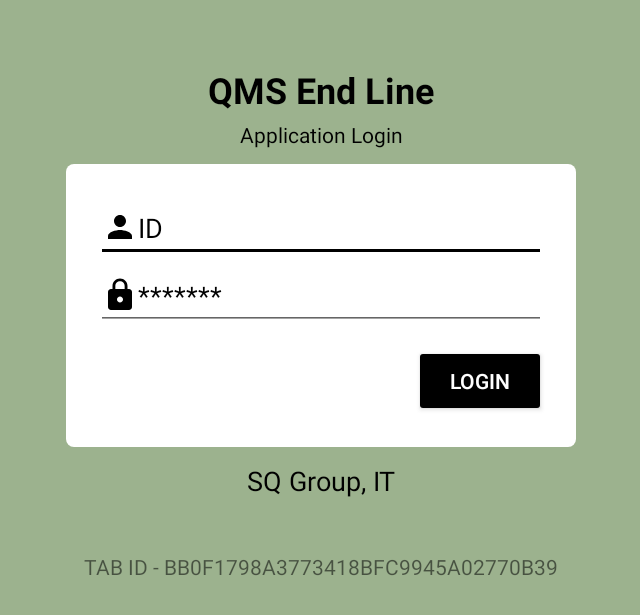
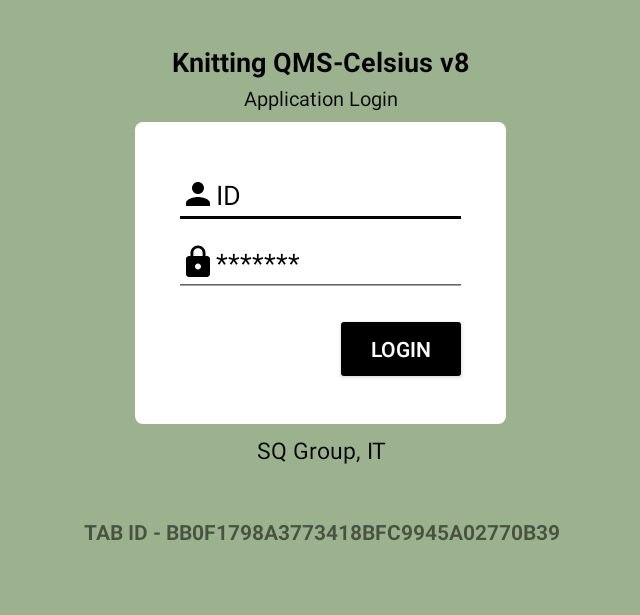
Before and after one commit to sarkerrabi/QMS-Kniting-Full-Version, an Android app: the screen it shows after launch (LoginActivity), on a phone screen of 824 x 412 dp (held sideways). Shown: the top 615 px of the screen, without its empty margins (297-937 px from the left). Run offline under Robolectric (Android 15) with nearby library versions, the phone set to English and light mode, and no system bars; our stand-ins replace ButterKnife, sdp/ssp sizes; libraries missing offline, so code that uses them is left out: com.amitshekhar, com.karumi.dexter, com.novoda.merlin; pictures from the network do not load; 7 statements that could not run were skipped.

```diff
--- a/QMSKnitingApplication/app/src/main/java/com/sqgc/qmsendlineapplication/LoginActivity.java
+++ b/QMSKnitingApplication/app/src/main/java/com/sqgc/qmsendlineapplication/LoginActivity.java
@@ -118,7 +118,7 @@ public class LoginActivity extends AppCompatActivity implements LoginView, Conne
         }
 
         if (uuidsHared.getUserData() != null) {
-            ivSync.setVisibility(View.VISIBLE);
+            ivSync.setVisibility(View.GONE);
         } else {
             ivSync.setVisibility(View.GONE);
         }
@@ -142,14 +142,14 @@ public class LoginActivity extends AppCompatActivity implements LoginView, Conne
 
                     @Override
                     public void onPermissionDenied(PermissionDeniedResponse response) {/* ... */
-                        Log.d("TAGFLOOR", "onPermissionDenied: ");
+                        //Log.d("TAGFLOOR", "onPermissionDenied: ");
                         checkPermission();
 
                     }
 
                     @Override
                     public void onPermissionRationaleShouldBeShown(PermissionRequest permission, PermissionToken token) {
-                        Log.d("TAGFLOOR", "onPermissionRationaleShouldBeShown: ");
+                        //Log.d("TAGFLOOR", "onPermissionRationaleShouldBeShown: ");
 
 
                     }
--- a/QMSKnitingApplication/app/src/main/res/layout/activity_login.xml
+++ b/QMSKnitingApplication/app/src/main/res/layout/activity_login.xml
@@ -19,28 +19,31 @@
         android:layout_height="match_parent"
         android:gravity="center_horizontal"
         android:orientation="vertical"
-        android:paddingTop="35dp">
+        android:paddingTop="@dimen/_14sdp"
+        app:layout_constraintBottom_toBottomOf="parent"
+        app:layout_constraintEnd_toEndOf="parent"
+        app:layout_constraintStart_toStartOf="parent"
+        app:layout_constraintTop_toTopOf="parent">
 
         <TextView
             android:layout_width="match_parent"
             android:layout_height="wrap_content"
             android:gravity="center"
-            android:paddingTop="8dp"
-            android:paddingBottom="2dp"
+            android:paddingTop="@dimen/_8sdp"
             android:text="@string/login_head_line"
             android:textColor="@color/color_black"
-            android:textSize="24sp"
+            android:textSize="@dimen/_14ssp"
             android:textStyle="bold" />
 
         <TextView
             android:layout_width="match_parent"
             android:layout_height="wrap_content"
             android:gravity="center"
-            android:paddingTop="2dp"
-            android:paddingBottom="10dp"
+            android:paddingTop="@dimen/_2sdp"
+            android:paddingBottom="@dimen/_5sdp"
             android:text="@string/application_login_subhead"
             android:textColor="@color/color_black"
-            android:textSize="14sp" />
+            android:textSize="@dimen/_10ssp" />
 
         <LinearLayout
             android:layout_width="wrap_content"
@@ -48,11 +51,11 @@
             android:background="@drawable/login_back"
             android:gravity="center_horizontal"
             android:orientation="vertical"
-            android:padding="20dp">
+            android:padding="@dimen/_20sdp">
 
             <EditText
                 android:id="@+id/et_id"
-                android:layout_width="300dp"
+                android:layout_width="@dimen/_150sdp"
                 android:layout_height="wrap_content"
                 android:drawableLeft="@drawable/ic_person_black"
                 android:ems="10"
@@ -62,11 +65,11 @@
 
             <EditText
                 android:id="@+id/et_pass"
-                android:layout_width="300dp"
+                android:layout_width="@dimen/_150sdp"
                 android:layout_height="wrap_content"
                 android:drawableLeft="@drawable/ic_lock_black_24dp"
                 android:ems="10"
-                android:hint="@string/password_hint"
+                android:hint="*******"
                 android:inputType="textPassword"
                 android:textColorHint="@android:color/black" />
 
@@ -80,9 +83,9 @@
                     android:id="@+id/bt_login"
                     android:layout_width="wrap_content"
                     android:layout_height="wrap_content"
-                    android:layout_marginTop="10dp"
+                    android:layout_marginTop="@dimen/_8sdp"
                     android:backgroundTint="@color/color_black"
-                    android:text="@string/login"
+                    android:text="LOGIN"
                     android:textColor="@android:color/white" />
             </LinearLayout>
 
@@ -92,16 +95,17 @@
             android:layout_width="match_parent"
             android:layout_height="wrap_content"
             android:gravity="center"
-            android:padding="10dp"
+            android:padding="@dimen/_5sdp"
             android:text="@string/company_title"
             android:textColor="@color/color_black"
-            android:textSize="18sp" />
+            android:textSize="@dimen/_12ssp" />
 
         <LinearLayout
             android:layout_width="match_parent"
             android:layout_height="wrap_content"
             android:gravity="center"
-            android:orientation="vertical">
+            android:orientation="vertical"
+            android:visibility="gone">
 
             <ImageView
                 android:id="@+id/iv_sync"
@@ -109,6 +113,7 @@
                 android:layout_height="wrap_content"
                 android:padding="10dp"
                 android:tint="@color/colorAccent"
+                android:visibility="gone"
                 app:srcCompat="@android:drawable/ic_popup_sync" />
         </LinearLayout>
 
@@ -119,10 +124,11 @@
             android:gravity="center" />
 
         <TextView
+            android:layout_marginTop="@dimen/_6sdp"
             android:id="@+id/tv_tab_id"
             android:layout_width="match_parent"
             android:layout_height="wrap_content"
-            android:layout_marginTop="6dp"
+            android:textStyle="bold"
             android:gravity="center" />
 
     </LinearLayout>
--- a/QMSKnitingApplication/app/src/main/res/layout/activity_production_entry.xml
+++ b/QMSKnitingApplication/app/src/main/res/layout/activity_production_entry.xml
@@ -36,7 +36,7 @@
                 android:padding="@dimen/_6sdp"
                 android:text="QMS (PRODUCTION DATA ENTRY)"
                 android:textColor="@android:color/black"
-                android:textSize="@dimen/_14ssp" />
+                android:textSize="@dimen/_12ssp" />
 
             <LinearLayout
                 android:layout_width="match_parent"
--- a/QMSKnitingApplication/app/src/main/res/values/strings.xml
+++ b/QMSKnitingApplication/app/src/main/res/values/strings.xml
@@ -9,18 +9,18 @@
 
 <resources>
     <string name="app_name">QMS Application</string>
-    <string name="logout">LOGOUT</string>
+    <string name="login_head_line">Knitting QMS-Celsius v8</string>
+    <string name="application_login_subhead">Application Login</string>
     <string name="floor_info_header">QMS (FLOOR INFO)</string>
     <string name="production_unit">Production Unit</string>
     <string name="module">Module</string>
     <string name="next">Next</string>
     <string name="scan">SCAN</string>
     <string name="line">Line</string>
-    <string name="login_head_line">QMS End Line</string>
-    <string name="application_login_subhead">Application Login</string>
     <string name="password_hint">*******</string>
     <string name="login">LOGIN</string>
     <string name="company_title">SQ Group, IT</string>
+    <string name="logout">LOGOUT</string>
     <string name="buyer_upper">BUYER</string>
     <string name="style_upper">STYLE</string>
     <string name="po_upper">PO</string>
@@ -28,7 +28,7 @@
     <string name="color_upper">COLOR</string>
     <string name="batch_quantity_upper">BATCH QUANTITY</string>
     <string name="go_to_floor_entry">Go to Floor Entry</string>
-    <string name="pcs_to_be_check">Pcs to be check</string>
+    <string name="pcs_to_be_check">PCs to be check</string>
     <string name="style_category_upper">STYLE CATEGORY</string>
     <string name="qms_production_data_entry">QMS (PRODUCTION DATA ENTRY)</string>
     <string name="set">SET</string>
```
